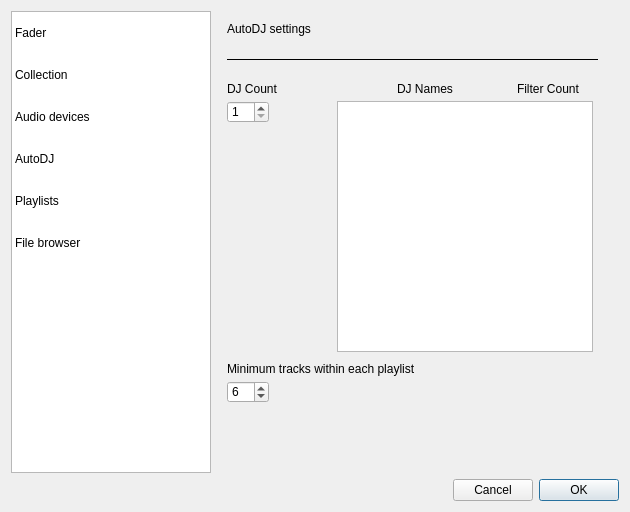
Above: src/settingsdialog.ui from knowthelist/knowthelist before the change. Below: the same form after it.
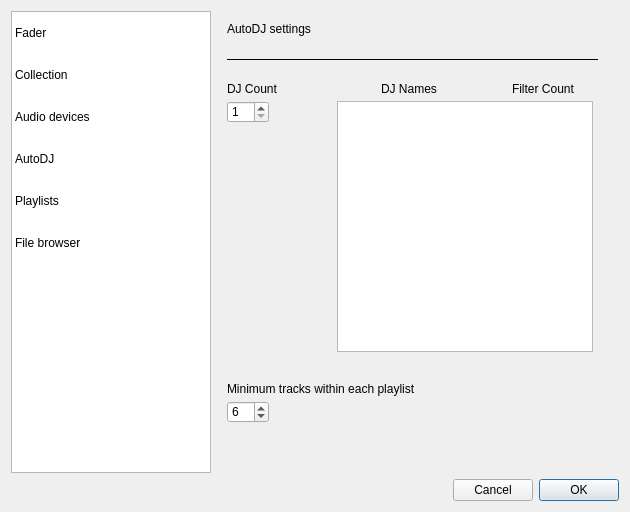
That is the form after the change. The open tabs and pages were chosen to show the change.

What changed in the file:
```diff
--- a/src/settingsdialog.ui
+++ b/src/settingsdialog.ui
@@ -447,7 +447,7 @@
          <property name="geometry">
           <rect>
            <x>10</x>
-           <y>370</y>
+           <y>390</y>
            <width>42</width>
            <height>22</height>
           </rect>
@@ -460,8 +460,8 @@
          <property name="geometry">
           <rect>
            <x>10</x>
-           <y>350</y>
-           <width>271</width>
+           <y>370</y>
+           <width>381</width>
            <height>16</height>
           </rect>
          </property>
@@ -517,9 +517,9 @@
         <widget class="QLabel" name="label_6">
          <property name="geometry">
           <rect>
-           <x>180</x>
+           <x>164</x>
            <y>70</y>
-           <width>101</width>
+           <width>121</width>
            <height>16</height>
           </rect>
          </property>
@@ -530,7 +530,7 @@
         <widget class="QLabel" name="label_11">
          <property name="geometry">
           <rect>
-           <x>300</x>
+           <x>295</x>
            <y>70</y>
            <width>91</width>
            <height>16</height>
```
Left out of the diff: 12 changed lines with no effect on the pictures.
